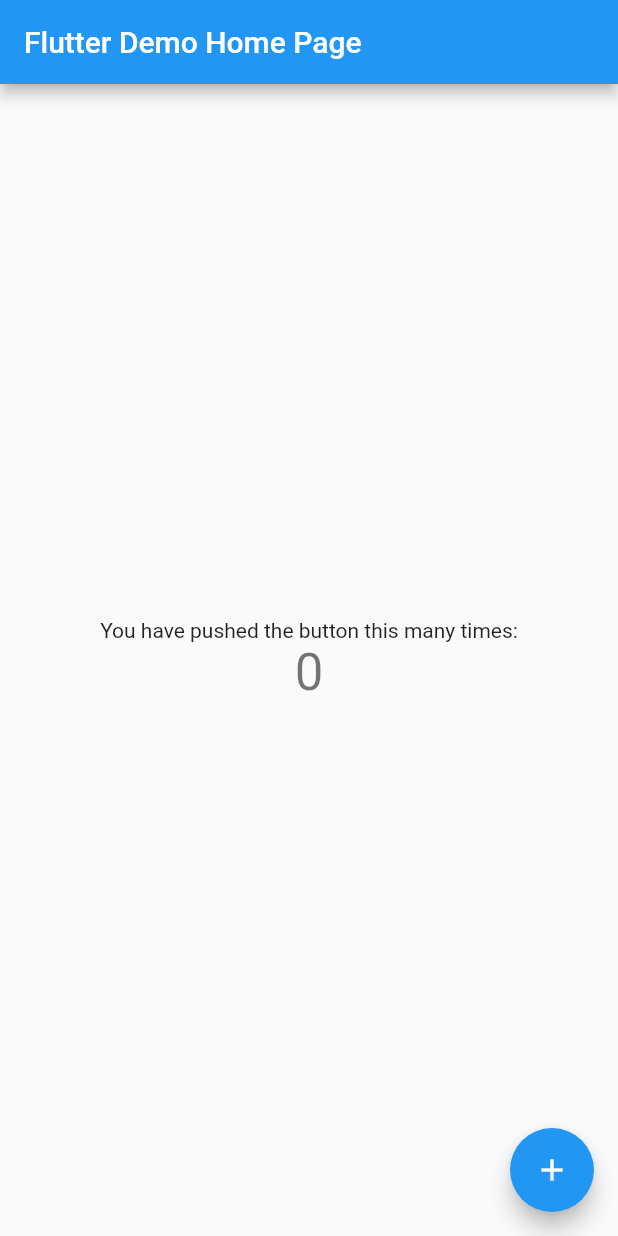
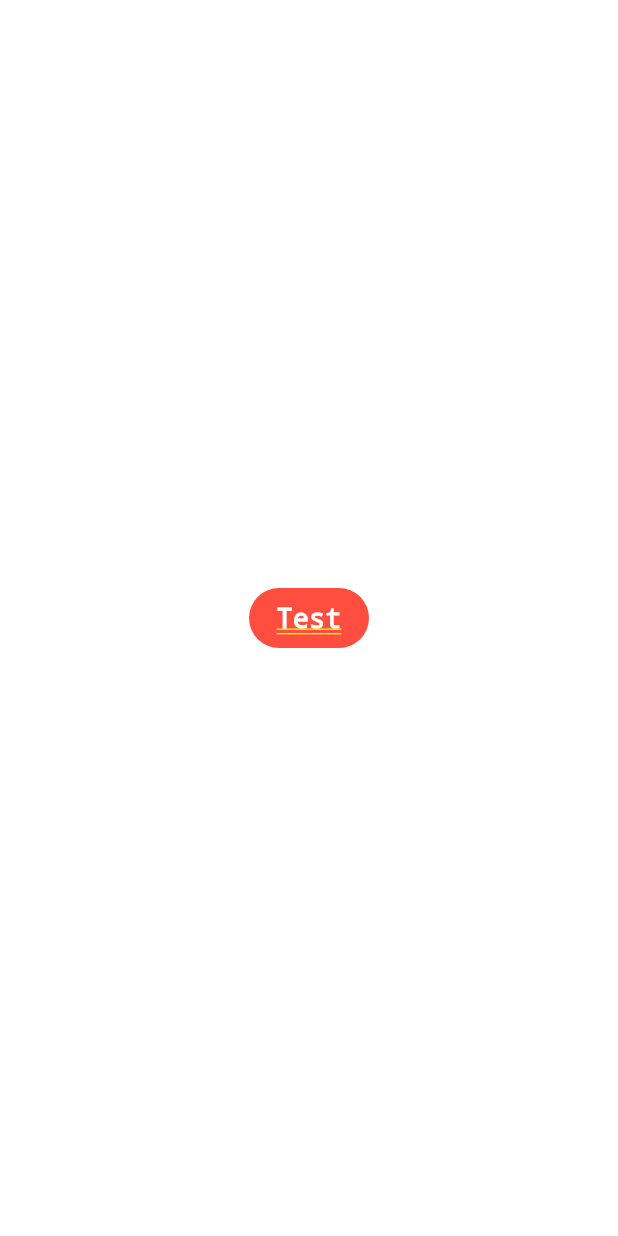
Before and after one commit to AhmadMAbuGhali/agc_conpany, a Flutter app: the screen it shows after launch, on a phone screen of 412 x 824 dp. Run offline on Flutter 3.47's test engine with Material 2 defaults, Android fonts, the phone set to English and light mode, and no system bars.

Commit message:
componant

```diff
--- /dev/null
+++ b/lib/componant/sacandarybutton.dart
@@ -0,0 +1,44 @@
+import 'package:agc_conpany/themes/themes.dart';
+import 'package:flutter/material.dart';
+
+
+class SacandaryButton extends StatelessWidget {
+  const SacandaryButton({
+    Key? key,
+    required this.label,
+    required this.onTap,
+    required this.height,
+    required this.width,
+    required this.color,
+
+  }) : super(key: key);
+
+  final String label;
+  final Function() onTap;
+  final double height;
+  final double width;
+  final Color color;
+
+
+  @override
+  Widget build(BuildContext context) {
+    return GestureDetector(
+      onTap: onTap,
+      child: Container(
+        alignment: Alignment.center,
+        width: width,
+        height: height,
+        decoration: BoxDecoration(
+            borderRadius: BorderRadius.circular(25),
+            color: color
+        ),
+        child: Text(label,style: const TextStyle(
+            color: Colors.white,
+            fontSize: 18
+        ),
+          textAlign: TextAlign.center,
+        ),
+      ),
+    );
+  }
+}
--- a/lib/main.dart
+++ b/lib/main.dart
@@ -1,3 +1,4 @@
+import 'package:agc_conpany/test.dart';
 import 'package:flutter/material.dart';
 
 void main() {
@@ -24,92 +25,7 @@ class MyApp extends StatelessWidget {
         // is not restarted.
         primarySwatch: Colors.blue,
       ),
-      home: const MyHomePage(title: 'Flutter Demo Home Page'),
+      home: Test() ,
     );
   }
 }
-
-class MyHomePage extends StatefulWidget {
-  const MyHomePage({Key? key, required this.title}) : super(key: key);
-
-  // This widget is the home page of your application. It is stateful, meaning
-  // that it has a State object (defined below) that contains fields that affect
-  // how it looks.
-
-  // This class is the configuration for the state. It holds the values (in this
-  // case the title) provided by the parent (in this case the App widget) and
-  // used by the build method of the State. Fields in a Widget subclass are
-  // always marked "final".
-
-  final String title;
-
-  @override
-  State<MyHomePage> createState() => _MyHomePageState();
-}
-
-class _MyHomePageState extends State<MyHomePage> {
-  int _counter = 0;
-
-  void _incrementCounter() {
-    setState(() {
-      // This call to setState tells the Flutter framework that something has
-      // changed in this State, which causes it to rerun the build method below
-      // so that the display can reflect the updated values. If we changed
-      // _counter without calling setState(), then the build method would not be
-      // called again, and so nothing would appear to happen.
-      _counter++;
-    });
-  }
-
-  @override
-  Widget build(BuildContext context) {
-    // This method is rerun every time setState is called, for instance as done
-    // by the _incrementCounter method above.
-    //
-    // The Flutter framework has been optimized to make rerunning build methods
-    // fast, so that you can just rebuild anything that needs updating rather
-    // than having to individually change instances of widgets.
-    return Scaffold(
-      appBar: AppBar(
-        // Here we take the value from the MyHomePage object that was created by
-        // the App.build method, and use it to set our appbar title.
-        title: Text(widget.title),
-      ),
-      body: Center(
-        // Center is a layout widget. It takes a single child and positions it
-        // in the middle of the parent.
-        child: Column(
-          // Column is also a layout widget. It takes a list of children and
-          // arranges them vertically. By default, it sizes itself to fit its
-          // children horizontally, and tries to be as tall as its parent.
-          //
-          // Invoke "debug painting" (press "p" in the console, choose the
-          // "Toggle Debug Paint" action from the Flutter Inspector in Android
-          // Studio, or the "Toggle Debug Paint" command in Visual Studio Code)
-          // to see the wireframe for each widget.
-          //
-          // Column has various properties to control how it sizes itself and
-          // how it positions its children. Here we use mainAxisAlignment to
-          // center the children vertically; the main axis here is the vertical
-          // axis because Columns are vertical (the cross axis would be
-          // horizontal).
-          mainAxisAlignment: MainAxisAlignment.center,
-          children: <Widget>[
-            const Text(
-              'You have pushed the button this many times:',
-            ),
-            Text(
-              '$_counter',
-              style: Theme.of(context).textTheme.headline4,
-            ),
-          ],
-        ),
-      ),
-      floatingActionButton: FloatingActionButton(
-        onPressed: _incrementCounter,
-        tooltip: 'Increment',
-        child: const Icon(Icons.add),
-      ), // This trailing comma makes auto-formatting nicer for build methods.
-    );
-  }
-}
--- /dev/null
+++ b/lib/test.dart
@@ -0,0 +1,17 @@
+import 'package:agc_conpany/componant/primarybutton.dart';
+import 'package:agc_conpany/componant/sacandarybutton.dart';
+import 'package:agc_conpany/themes/themes.dart';
+import 'package:flutter/material.dart';
+
+class Test extends StatelessWidget {
+  const Test({Key? key}) : super(key: key);
+
+  @override
+  Widget build(BuildContext context) {
+    return Center(
+      child: Container(
+        child: SacandaryButton( label: 'Test',onTap: (){},height: 40,width: 80,color: rejectClr,),
+      ),
+    );
+  }
+}
--- /dev/null
+++ b/lib/themes/themes.dart
@@ -0,0 +1,8 @@
+import 'package:flutter/material.dart';
+
+
+const Color mainClr = Color(0xFF182B4C);
+const Color orangeClr = Color(0xCFFFB12A);
+const Color rejectClr = Color(0xFFFF4D40);
+const Color white = Colors.white;
+const primaryClr = mainClr;
```
Also changed, not shown: lib/componant/primarybutton.dart (added, +36 -0 lines), pubspec.yaml (+6 -3 lines), assets/images/splahlogo.png (added).
